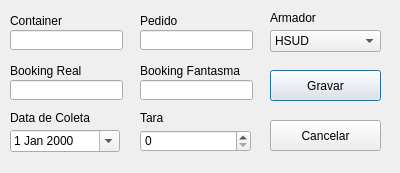
Above: GUI/EditarCNTR/EditarCNTR.ui from Aniroth/WM-Lages before the change. Below: the same form after it.
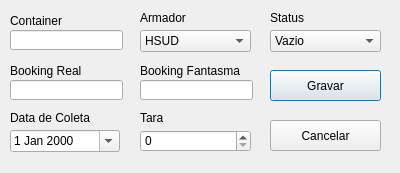
That is the form after the change.

Commit message: Fully integrated PEDIDO and ESTOQUE

Diff of the .ui file:
```diff
--- a/GUI/EditarCNTR/EditarCNTR.ui
+++ b/GUI/EditarCNTR/EditarCNTR.ui
@@ -16,7 +16,7 @@
   <widget class="QLabel" name="LBL_Armador">
    <property name="geometry">
     <rect>
-     <x>270</x>
+     <x>140</x>
      <y>10</y>
      <width>111</width>
      <height>16</height>
@@ -26,23 +26,10 @@
     <string>Armador</string>
    </property>
   </widget>
-  <widget class="QLabel" name="LBL_Pedido">
-   <property name="geometry">
-    <rect>
-     <x>140</x>
-     <y>10</y>
-     <width>111</width>
-     <height>21</height>
-    </rect>
-   </property>
-   <property name="text">
-    <string>Pedido</string>
-   </property>
-  </widget>
   <widget class="QComboBox" name="CBX_Armador">
    <property name="geometry">
     <rect>
-     <x>270</x>
+     <x>140</x>
      <y>30</y>
      <width>111</width>
      <height>22</height>
@@ -209,16 +196,6 @@
     </rect>
    </property>
   </widget>
-  <widget class="QLineEdit" name="TXB_Pedido">
-   <property name="geometry">
-    <rect>
-     <x>140</x>
-     <y>30</y>
-     <width>113</width>
-     <height>20</height>
-    </rect>
-   </property>
-  </widget>
   <widget class="QLabel" name="LBL_Colete">
    <property name="geometry">
     <rect>
@@ -258,6 +235,59 @@
     <string>Cancelar</string>
    </property>
   </widget>
+  <widget class="QComboBox" name="CBX_Status">
+   <property name="geometry">
+    <rect>
+     <x>270</x>
+     <y>30</y>
+     <width>111</width>
+     <height>22</height>
+    </rect>
+   </property>
+   <item>
+    <property name="text">
+     <string>Vazio</string>
+    </property>
+   </item>
+   <item>
+    <property name="text">
+     <string>Em Trânsito Fábricas</string>
+    </property>
+   </item>
+   <item>
+    <property name="text">
+     <string>Unitizado</string>
+    </property>
+   </item>
+   <item>
+    <property name="text">
+     <string>Em Expurgo</string>
+    </property>
+   </item>
+   <item>
+    <property name="text">
+     <string>Em Trânsito Porto</string>
+    </property>
+   </item>
+   <item>
+    <property name="text">
+     <string>Finalizado</string>
+    </property>
+   </item>
+  </widget>
+  <widget class="QLabel" name="LBL_Status">
+   <property name="geometry">
+    <rect>
+     <x>270</x>
+     <y>10</y>
+     <width>111</width>
+     <height>16</height>
+    </rect>
+   </property>
+   <property name="text">
+    <string>Status</string>
+   </property>
+  </widget>
  </widget>
  <tabstops>
   <tabstop>TXB_Unidade</tabstop>
```
Left out of the diff: 4 changed lines with no effect on the pictures. The commit also changes 15 other files.
